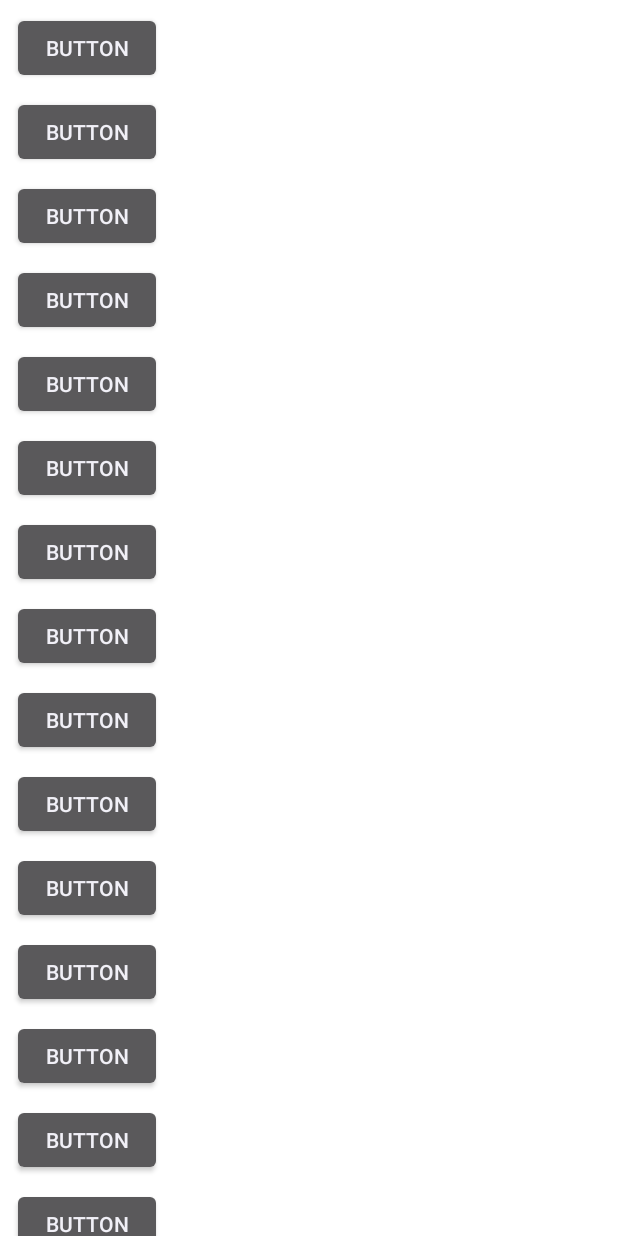
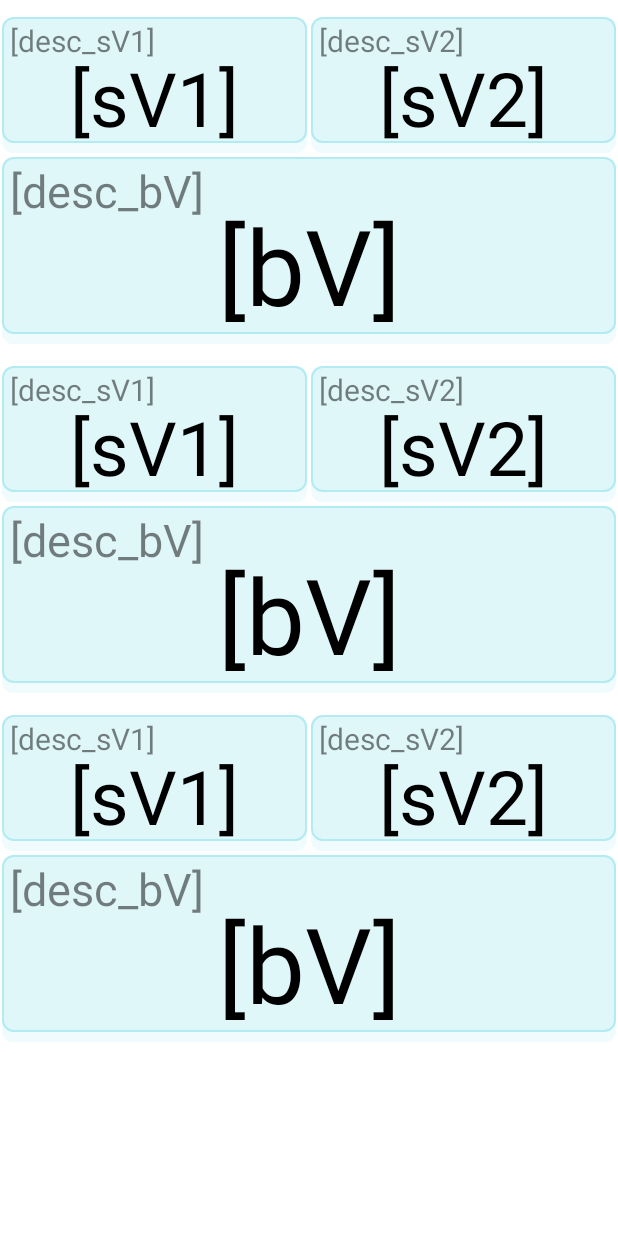
Before and after one commit to maxkofler/HomeNet-App, an Android app: the screen it shows after launch (MainActivity), on a phone screen of 412 x 824 dp. Run offline under Robolectric (Android 15) with nearby library versions, the phone set to English and light mode, and no system bars; 1 statement that could not run was skipped.

Commit message:
Fixed UI and added only 3 entries for default

```diff
--- a/app/src/main/java/sdt/maxkofler/homenet_app/MainActivity.java
+++ b/app/src/main/java/sdt/maxkofler/homenet_app/MainActivity.java
@@ -23,7 +23,7 @@ public class MainActivity extends Activity {
 
         this.valuesLayout = findViewById(R.id.values_layout);
 
-        for (int i = 0; i < 100; i++){
+        for (int i = 0; i < 3; i++){
             this.valuesLayout.addView(new ValueView(getApplicationContext(), 0));
         }
     }
--- /dev/null
+++ b/app/src/main/res/drawable/drawable_valueview.xml
@@ -0,0 +1,48 @@
+<?xml version="1.0" encoding="utf-8"?>
+<layer-list xmlns:android="http://schemas.android.com/apk/res/android">
+
+    <!-- Bottom 2dp Shadow -->
+    <item>
+        <shape  android:shape="rectangle">
+
+            <solid android:color="@color/sh_valueView" />
+            <corners android:radius="7dp" />
+
+        </shape>
+    </item>
+
+    <!-- White Top color -->
+    <item android:bottom="10px">
+
+        <shape  android:shape="rectangle">
+
+            <solid android:color="@color/bg_valueView" />
+            <corners android:radius="7dp" />
+            <stroke
+                android:width="1dp"
+                android:color="@color/st_valueView"
+                />
+
+        </shape>
+
+    </item>
+
+
+</layer-list>
+
+
+    <!--
+    <?xml version="1.0" encoding="utf-8"?>
+    <shape xmlns:android="http://schemas.android.com/apk/res/android">
+        <corners
+            android:topLeftRadius="10dp"
+            android:topRightRadius="10dp"
+            android:bottomLeftRadius="10dp"
+            android:bottomRightRadius="10dp"
+            />
+        <solid
+            android:color="@color/bg_valueView"
+            />
+
+    </shape>
+    -->
--- a/app/src/main/res/layout/layout_valueview_protrait.xml
+++ b/app/src/main/res/layout/layout_valueview_protrait.xml
@@ -1,17 +1,103 @@
 <?xml version="1.0" encoding="utf-8"?>
 <androidx.constraintlayout.widget.ConstraintLayout xmlns:android="http://schemas.android.com/apk/res/android"
     xmlns:app="http://schemas.android.com/apk/res-auto"
-    xmlns:tools="http://schemas.android.com/tools"
-    android:layout_width="wrap_content"
-    android:layout_height="wrap_content">
+    android:layout_width="match_parent"
+    android:layout_height="wrap_content"
+    android:paddingTop="@dimen/valueview_marginT_values"
+    android:paddingBottom="@dimen/valueview_marginB_values"
+    >
 
-    <Button
-        android:id="@+id/button"
-        android:layout_width="100dp"
+    <TextView
+        android:id="@+id/tv_sValue1"
+        android:layout_width="0dp"
         android:layout_height="wrap_content"
-        android:layout_marginStart="8dp"
-        android:layout_marginTop="8dp"
-        android:text="Button"
+        android:layout_margin="@dimen/valueview_margin_tv_values"
+        android:background="@drawable/drawable_valueview"
+        android:gravity="bottom|center_horizontal"
+        android:paddingTop="@dimen/valueview_pdT_sValue"
+        android:paddingBottom="@dimen/valueview_pdB_sValue"
+        android:text="[sV1]"
+        android:textSize="@dimen/valueview_ts_sValue"
+        android:textColor="@color/tc_valueView_sValues"
+        app:layout_constraintBottom_toTopOf="@id/tv_bValue"
+        app:layout_constraintLeft_toLeftOf="parent"
+        app:layout_constraintRight_toLeftOf="@id/tv_sValue2"
+        app:layout_constraintTop_toTopOf="parent"
+        app:layout_constraintVertical_bias="0.0"
+        />
+    <TextView
+        android:id="@+id/tv_d_sValue1"
+        android:layout_width="wrap_content"
+        android:layout_height="wrap_content"
+        android:layout_marginTop="@dimen/valueview_marginT_tv_d_sValues"
+        android:layout_marginLeft="@dimen/valueview_marginL_tv_d_sValues"
+        android:textSize="@dimen/valueview_ts_dsValue"
+        android:textColor="@color/tc_valueView_dsValues"
+        android:text="[desc_sV1]"
+        app:layout_constraintTop_toTopOf="@id/tv_sValue1"
+        app:layout_constraintLeft_toLeftOf="@id/tv_sValue1"
+        />
+
+    <TextView
+        android:id="@+id/tv_sValue2"
+        android:layout_width="0dp"
+        android:layout_height="wrap_content"
+        android:layout_margin="@dimen/valueview_margin_tv_values"
+        android:background="@drawable/drawable_valueview"
+        android:gravity="bottom|center_horizontal"
+        android:paddingTop="@dimen/valueview_pdT_sValue"
+        android:paddingBottom="@dimen/valueview_pdB_sValue"
+        android:text="[sV2]"
+        android:textSize="@dimen/valueview_ts_sValue"
+        android:textColor="@color/tc_valueView_sValues"
+        app:layout_constraintBottom_toTopOf="@id/tv_bValue"
+        app:layout_constraintLeft_toRightOf="@id/tv_sValue1"
+        app:layout_constraintRight_toRightOf="parent"
+        app:layout_constraintTop_toTopOf="parent"
+        app:layout_constraintVertical_bias="0.0"
+        />
+    <TextView
+        android:id="@+id/tv_d_sValue2"
+        android:layout_width="wrap_content"
+        android:layout_height="wrap_content"
+        android:layout_marginTop="@dimen/valueview_marginT_tv_d_sValues"
+        android:layout_marginLeft="@dimen/valueview_marginL_tv_d_sValues"
+        android:textSize="@dimen/valueview_ts_dsValue"
+        android:textColor="@color/tc_valueView_dsValues"
+        android:text="[desc_sV2]"
+        app:layout_constraintTop_toTopOf="@id/tv_sValue2"
+        app:layout_constraintLeft_toLeftOf="@id/tv_sValue2"
+        />
+
+    <TextView
+        android:id="@+id/tv_bValue"
+        android:layout_width="0dp"
+        android:layout_height="wrap_content"
+        android:layout_margin="@dimen/valueview_margin_tv_values"
+        android:background="@drawable/drawable_valueview"
+        android:gravity="bottom|center_horizontal"
+        android:paddingTop="@dimen/valueview_pdT_bValue"
+        android:paddingBottom="@dimen/valueview_pdB_bValue"
+        android:text="[bV]"
+        android:textSize="@dimen/valueview_ts_bValue"
+        android:textColor="@color/tc_valueView_bValue"
+        app:layout_constraintBottom_toBottomOf="parent"
+        app:layout_constraintEnd_toEndOf="parent"
+        app:layout_constraintLeft_toLeftOf="@id/tv_sValue1"
+        app:layout_constraintRight_toRightOf="@id/tv_sValue2"
         app:layout_constraintStart_toStartOf="parent"
-        app:layout_constraintTop_toTopOf="parent" />
+        app:layout_constraintTop_toBottomOf="@id/tv_sValue1"
+        />
+    <TextView
+        android:id="@+id/tv_d_bValue"
+        android:layout_width="wrap_content"
+        android:layout_height="wrap_content"
+        android:layout_marginTop="@dimen/valueview_marginT_tv_d_bValue"
+        android:layout_marginLeft="@dimen/valueview_marginL_tv_d_bValue"
+        android:textSize="@dimen/valueview_ts_dbValue"
+        android:textColor="@color/tc_valueView_dbValue"
+        android:text="[desc_bV]"
+        app:layout_constraintTop_toTopOf="@id/tv_bValue"
+        app:layout_constraintLeft_toLeftOf="@id/tv_bValue"
+        />
 </androidx.constraintlayout.widget.ConstraintLayout>
--- a/app/src/main/res/values/colors.xml
+++ b/app/src/main/res/values/colors.xml
@@ -1,4 +1,13 @@
 <?xml version="1.0" encoding="utf-8"?>
 <resources>
     <color name="background">#FFFFFF</color>
+
+    <color name="bg_valueView">#E0F7FA</color>
+    <color name="st_valueView">#B2EBF2</color>
+    <color name="sh_valueView">#80E0F7FA</color>
+
+    <color name="tc_valueView_sValues">#000000</color>
+    <color name="tc_valueView_dsValues">#80000000</color>
+    <color name="tc_valueView_bValue">#000000</color>
+    <color name="tc_valueView_dbValue">#80000000</color>
 </resources>
--- /dev/null
+++ b/app/src/main/res/values/dimensions.xml
@@ -0,0 +1,59 @@
+<?xml version="1.0" encoding="utf-8"?>
+
+<!--
+
+This is the central controlling file for the layout
+
+naming:
+
+"<group of elements the value controls>_<type>_<control name>"
+e.g: "<valueview_pdT_main>"
+
+group of elements the value controls:
+    e.g: valueview -> ValueViews (controls all the things about valueViews)
+
+type:
+    The type the control is for:
+        ts      text size
+        pd      padding*
+        margin  margin*
+
+        *Can be appended with the following:
+            T   top
+            B   bottom
+            L   left
+            R   right
+        e.g: marginT -> top margin
+
+control name:
+    The name for the control
+
+-->
+
+<resources>
+    <!--            -->
+    <!-- ValueViews -->
+    <!--            -->
+        <!-- Font size of textviews -->
+        <dimen name="valueview_ts_sValue">50sp</dimen>
+        <dimen name="valueview_ts_dsValue">20sp</dimen>
+        <dimen name="valueview_ts_bValue">70sp</dimen>
+        <dimen name="valueview_ts_dbValue">30sp</dimen>
+
+        <!-- Padding of text in textviews -->
+        <dimen name="valueview_pdT_sValue">20dp</dimen>
+        <dimen name="valueview_pdB_sValue">3dp</dimen>
+        <dimen name="valueview_pdT_bValue">25dp</dimen>
+        <dimen name="valueview_pdB_bValue">6dp</dimen>
+
+        <!-- Margins of value description text views -->
+        <dimen name="valueview_marginT_tv_d_sValues">2dp</dimen>
+        <dimen name="valueview_marginL_tv_d_sValues">5dp</dimen>
+        <dimen name="valueview_marginT_tv_d_bValue">2dp</dimen>
+        <dimen name="valueview_marginL_tv_d_bValue">5dp</dimen>
+
+        <!-- Margins of textviews to each other -->
+        <dimen name="valueview_margin_tv_values">1dp</dimen>
+        <dimen name="valueview_marginT_values">10dp</dimen>
+        <dimen name="valueview_marginB_values">2dp</dimen>
+</resources>
```
